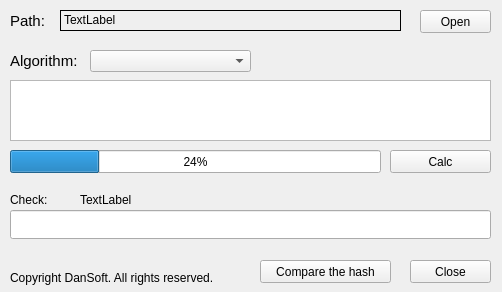
Qt form mainwindow.ui (admsasha/qcalcfilehash) before a commit.
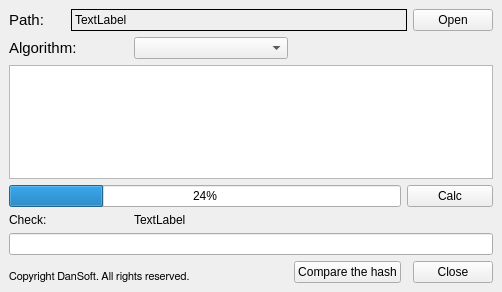
The same form after that commit.

Commit message: resize windows

```diff
--- a/mainwindow.ui
+++ b/mainwindow.ui
@@ -14,28 +14,21 @@
    <string>MainWindow</string>
   </property>
   <widget class="QWidget" name="centralwidget">
-   <widget class="QPushButton" name="pushButton">
-    <property name="geometry">
-     <rect>
-      <x>410</x>
-      <y>260</y>
-      <width>81</width>
-      <height>23</height>
-     </rect>
+   <layout class="QGridLayout" name="gridLayout">
+    <item row="0" column="0">
+     <widget class="QLabel" name="label_2">
+      <property name="font">
+       <font>
+        <pointsize>11</pointsize>
+       </font>
     </property>
     <property name="text">
-     <string>Close</string>
-    </property>
-   </widget>
+       <string>Path:</string>
+      </property>
+     </widget>
+    </item>
+    <item row="0" column="1" colspan="5">
    <widget class="QLabel" name="label">
-    <property name="geometry">
-     <rect>
-      <x>60</x>
-      <y>10</y>
-      <width>341</width>
-      <height>21</height>
-     </rect>
-    </property>
     <property name="frameShape">
      <enum>QFrame::Box</enum>
     </property>
@@ -46,88 +39,52 @@
      <set>Qt::TextSelectableByKeyboard|Qt::TextSelectableByMouse</set>
     </property>
    </widget>
+    </item>
+    <item row="0" column="6">
    <widget class="QPushButton" name="pushButton_2">
-    <property name="geometry">
-     <rect>
-      <x>420</x>
-      <y>10</y>
-      <width>71</width>
-      <height>23</height>
-     </rect>
-    </property>
     <property name="text">
      <string>Open</string>
     </property>
    </widget>
-   <widget class="QComboBox" name="comboBox">
-    <property name="geometry">
-     <rect>
-      <x>90</x>
-      <y>50</y>
-      <width>161</width>
-      <height>22</height>
-     </rect>
-    </property>
-   </widget>
+    </item>
+    <item row="1" column="0" colspan="2">
    <widget class="QLabel" name="label_3">
-    <property name="geometry">
-     <rect>
-      <x>10</x>
-      <y>50</y>
-      <width>71</width>
-      <height>21</height>
-     </rect>
-    </property>
     <property name="font">
      <font>
       <pointsize>11</pointsize>
+        <kerning>true</kerning>
      </font>
     </property>
     <property name="text">
      <string>Algorithm:</string>
     </property>
    </widget>
-   <widget class="QProgressBar" name="progressBar">
-    <property name="geometry">
-     <rect>
-      <x>10</x>
-      <y>150</y>
-      <width>371</width>
-      <height>23</height>
-     </rect>
-    </property>
-    <property name="value">
-     <number>24</number>
-    </property>
-    <property name="alignment">
-     <set>Qt::AlignCenter</set>
-    </property>
-    <property name="textDirection">
-     <enum>QProgressBar::TopToBottom</enum>
-    </property>
-   </widget>
-   <widget class="QPushButton" name="pushButton_3">
-    <property name="geometry">
-     <rect>
-      <x>390</x>
-      <y>150</y>
-      <width>101</width>
-      <height>23</height>
-     </rect>
-    </property>
-    <property name="text">
-     <string>Calc</string>
-    </property>
-   </widget>
+    </item>
+    <item row="1" column="2" colspan="2">
+     <widget class="QComboBox" name="comboBox">
+      <property name="maximumSize">
+       <size>
+        <width>200</width>
+        <height>16777215</height>
+       </size>
+      </property>
+     </widget>
+    </item>
+    <item row="1" column="4" colspan="3">
+     <spacer name="horizontalSpacer">
+      <property name="orientation">
+       <enum>Qt::Horizontal</enum>
+      </property>
+      <property name="sizeHint" stdset="0">
+       <size>
+        <width>180</width>
+        <height>20</height>
+       </size>
+      </property>
+     </spacer>
+    </item>
+    <item row="2" column="0" colspan="7">
    <widget class="QTextEdit" name="textEdit">
-    <property name="geometry">
-     <rect>
-      <x>10</x>
-      <y>80</y>
-      <width>481</width>
-      <height>61</height>
-     </rect>
-    </property>
     <property name="readOnly">
      <bool>true</bool>
     </property>
@@ -135,8 +92,8 @@
      <string>&lt;!DOCTYPE HTML PUBLIC &quot;-//W3C//DTD HTML 4.0//EN&quot; &quot;http://www.w3.org/TR/REC-html40/strict.dtd&quot;&gt;
 &lt;html&gt;&lt;head&gt;&lt;meta name=&quot;qrichtext&quot; content=&quot;1&quot; /&gt;&lt;style type=&quot;text/css&quot;&gt;
 p, li { white-space: pre-wrap; }
-&lt;/style&gt;&lt;/head&gt;&lt;body style=&quot; font-family:'Droid Sans'; font-size:10pt; font-weight:400; font-style:normal;&quot;&gt;
-&lt;p style=&quot;-qt-paragraph-type:empty; margin-top:0px; margin-bottom:0px; margin-left:0px; margin-right:0px; -qt-block-indent:0; text-indent:0px; font-family:'MS Shell Dlg 2'; font-size:8pt;&quot;&gt;&lt;br /&gt;&lt;/p&gt;&lt;/body&gt;&lt;/html&gt;</string>
+&lt;/style&gt;&lt;/head&gt;&lt;body style=&quot; font-family:'MS Shell Dlg 2'; font-size:8.25pt; font-weight:400; font-style:normal;&quot;&gt;
+&lt;p style=&quot;-qt-paragraph-type:empty; margin-top:0px; margin-bottom:0px; margin-left:0px; margin-right:0px; -qt-block-indent:0; text-indent:0px; font-size:8pt;&quot;&gt;&lt;br /&gt;&lt;/p&gt;&lt;/body&gt;&lt;/html&gt;</string>
     </property>
     <property name="acceptRichText">
      <bool>false</bool>
@@ -145,82 +102,75 @@
      <set>Qt::TextSelectableByKeyboard|Qt::TextSelectableByMouse</set>
     </property>
    </widget>
-   <widget class="QLabel" name="label_2">
-    <property name="geometry">
-     <rect>
-      <x>10</x>
-      <y>10</y>
-      <width>61</width>
-      <height>21</height>
-     </rect>
-    </property>
-    <property name="font">
-     <font>
-      <pointsize>11</pointsize>
-     </font>
-    </property>
-    <property name="text">
-     <string>Path:</string>
-    </property>
-   </widget>
-   <widget class="QLabel" name="label_4">
-    <property name="geometry">
-     <rect>
-      <x>10</x>
-      <y>270</y>
-      <width>371</width>
-      <height>16</height>
-     </rect>
-    </property>
+    </item>
+    <item row="3" column="0" colspan="5">
+     <widget class="QProgressBar" name="progressBar">
+      <property name="value">
+       <number>24</number>
+      </property>
+      <property name="alignment">
+       <set>Qt::AlignCenter</set>
+      </property>
+      <property name="textDirection">
+       <enum>QProgressBar::TopToBottom</enum>
+      </property>
+     </widget>
+    </item>
+    <item row="3" column="5" colspan="2">
+     <widget class="QPushButton" name="pushButton_3">
     <property name="text">
-     <string>Copyright DanSoft. All rights reserved.</string>
-    </property>
-   </widget>
+       <string>Calc</string>
+      </property>
+     </widget>
+    </item>
+    <item row="4" column="0" colspan="2">
    <widget class="QLabel" name="label_5">
-    <property name="geometry">
-     <rect>
-      <x>10</x>
-      <y>190</y>
-      <width>61</width>
-      <height>20</height>
-     </rect>
-    </property>
     <property name="text">
      <string>Check:</string>
     </property>
    </widget>
-   <widget class="QLineEdit" name="lineEdit">
-    <property name="geometry">
-     <rect>
-      <x>10</x>
-      <y>210</y>
-      <width>481</width>
-      <height>29</height>
-     </rect>
-    </property>
-   </widget>
+    </item>
+    <item row="4" column="2" colspan="5">
    <widget class="QLabel" name="label_6">
-    <property name="geometry">
-     <rect>
-      <x>80</x>
-      <y>190</y>
-      <width>141</width>
-      <height>20</height>
-     </rect>
-    </property>
     <property name="text">
      <string>TextLabel</string>
     </property>
    </widget>
+    </item>
+    <item row="5" column="0" colspan="7">
+     <widget class="QLineEdit" name="lineEdit"/>
+    </item>
+    <item row="6" column="0" colspan="3">
+     <widget class="QLabel" name="label_4">
+      <property name="font">
+       <font>
+        <family>FreeSans</family>
+        <pointsize>8</pointsize>
+       </font>
+      </property>
+      <property name="text">
+       <string>Copyright DanSoft. All rights reserved.</string>
+      </property>
+      <property name="alignment">
+       <set>Qt::AlignBottom|Qt::AlignLeading|Qt::AlignLeft</set>
+      </property>
+     </widget>
+    </item>
+    <item row="6" column="3">
+     <spacer name="horizontalSpacer_2">
+      <property name="orientation">
+       <enum>Qt::Horizontal</enum>
+      </property>
+      <property name="sizeHint" stdset="0">
+       <size>
+        <width>140</width>
+        <height>20</height>
+       </size>
+      </property>
+     </spacer>
+    </item>
+    <item row="6" column="4">
    <widget class="QPushButton" name="pushButton_4">
-    <property name="geometry">
-     <rect>
-      <x>260</x>
-      <y>260</y>
-      <width>131</width>
-      <height>23</height>
-     </rect>
-    </property>
     <property name="text">
      <string>Compare the hash</string>
     </property>
@@ -228,6 +178,15 @@
      <bool>true</bool>
     </property>
    </widget>
+    </item>
+    <item row="6" column="6">
+     <widget class="QPushButton" name="pushButton">
+      <property name="text">
+       <string>Close</string>
+      </property>
+     </widget>
+    </item>
+   </layout>
   </widget>
  </widget>
  <resources/>
```
Lines whose indentation alone changed are shown as unchanged. The commit also changes 1 other file.
